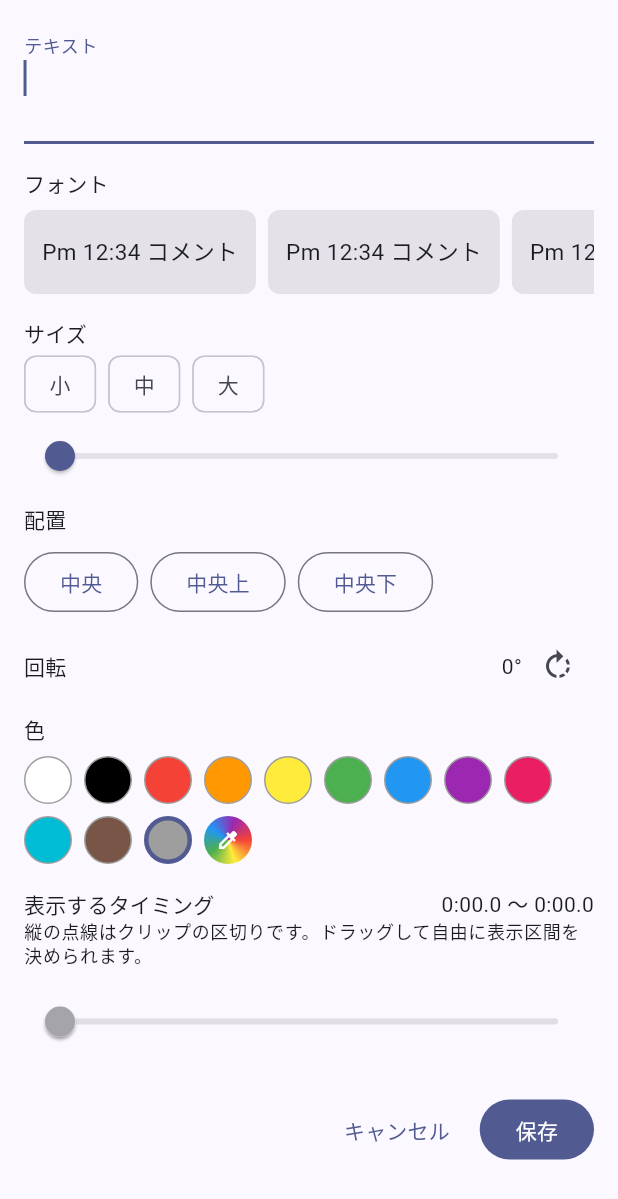
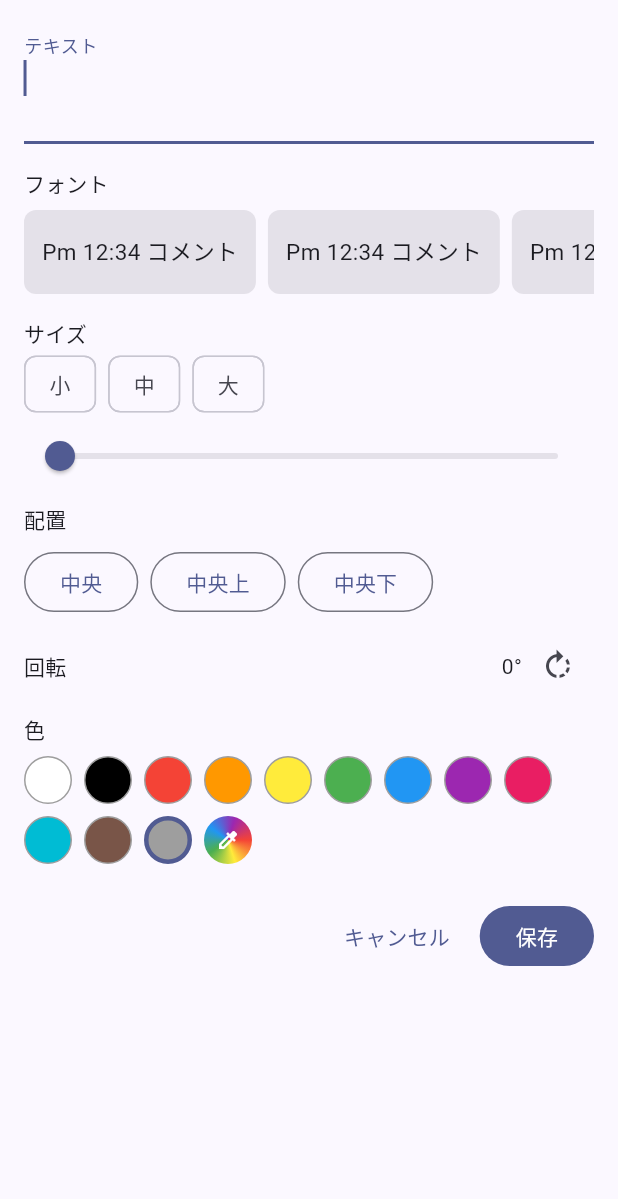
Before and after one commit to toshitoshi-creator/toshi_vlog, a Flutter app: the TextOverlayFormSheet widget shown alone on an empty page, opened directly with empty values, on a phone screen of 412 x 824 dp. Shown: the top 1199 px of the screen. Run offline on Flutter 3.47's test engine with Material 3 defaults, Android fonts, the phone set to English and light mode, and no system bars; our stand-ins replace audioplayers, camera, file_picker, flutter_colorpicker, image_picker, in_app_purchase and 1 more; missing offline and left inert: ffmpeg_kit_flutter_new, gal; Roboto replaces fonts that are missing (MPLUS1p, SawarabiGothic, SawarabiMincho).

Commit message:
Replace seconds-based caption timing with a clip picker in まとめ tab
Remove the RangeSlider/tick-mark timing UI from TextOverlayFormSheet
entirely — the 編集 tab already sets timing via its timeline's drag
handles, and the raw seconds control was the likely cause of captions
saved with an invalid/empty range that never showed up when playing
back the まとめ動画.

Add a showClipPicker option (on only for the まとめ tab's calls):
checkboxes for each clip ("クリップ1", "クリップ2", ...), letting the
user pick which clip(s) a caption should appear on — selecting more
than one covers the contiguous span between them, so checking every
clip is equivalent to "show on all of them". This replaces manual
second-by-second adjustment with something that can't land on an
invalid range.

```diff
--- a/lib/screens/highlight_screen.dart
+++ b/lib/screens/highlight_screen.dart
@@ -81,6 +81,7 @@ class _HighlightScreenState extends State<HighlightScreen> {
         ),
         totalSeconds: totalSeconds,
         clipBoundarySeconds: [for (final s in starts) s.inMilliseconds / 1000],
+        showClipPicker: true,
       ),
     );
     if (result == null || result.text.trim().isEmpty) return;
@@ -99,6 +100,7 @@ class _HighlightScreenState extends State<HighlightScreen> {
         initial: overlay,
         totalSeconds: totalSeconds,
         clipBoundarySeconds: [for (final s in starts) s.inMilliseconds / 1000],
+        showClipPicker: true,
         onDelete: () => reel.removeTextOverlay(overlay.id),
       ),
     );
--- a/lib/widgets/text_overlay_form_sheet.dart
+++ b/lib/widgets/text_overlay_form_sheet.dart
@@ -12,10 +12,11 @@ String formatSeconds(double seconds) {
 }
 
 /// Modal bottom sheet for adding/editing a caption's text, font, size,
-/// color, and visible time range. Shared by the まとめ tab (簡易編集: add and
-/// manage captions from a plain list) and the 編集 tab (its timeline opens
-/// this for font/color/size changes; position/rotation/timing are also
-/// adjustable directly on the 編集 tab's canvas/timeline).
+/// color, and position. Shared by the まとめ tab (簡易編集: add and manage
+/// captions from a plain list) and the 編集 tab (its timeline opens this
+/// for font/color/size changes; position/rotation are also adjustable
+/// directly on the 編集 tab's canvas, and timing via the timeline's drag
+/// handles).
 ///
 /// Pops with the updated [TextOverlay] on save, or with no result if
 /// cancelled. If [onDelete] is provided, a delete button is shown; tapping
@@ -27,6 +28,7 @@ class TextOverlayFormSheet extends StatefulWidget {
     required this.initial,
     required this.totalSeconds,
     required this.clipBoundarySeconds,
+    this.showClipPicker = false,
     this.onDelete,
   });
 
@@ -35,9 +37,14 @@ class TextOverlayFormSheet extends StatefulWidget {
   /// Total duration of the compiled video (pre-BGM/text), in seconds.
   final double totalSeconds;
 
-  /// Cumulative clip start times (seconds), including 0 and [totalSeconds],
-  /// used to draw tick marks on the timeline for reference.
+  /// Cumulative clip start times (seconds), including 0 and [totalSeconds].
   final List<double> clipBoundarySeconds;
+
+  /// Shows a simple "which clip(s) should this caption appear on" checkbox
+  /// picker built from [clipBoundarySeconds], used by the まとめ tab's
+  /// 簡易編集 (which has no visual timeline to drag timing on). The 編集
+  /// tab leaves this off and sets timing via its timeline instead.
+  final bool showClipPicker;
 
   final VoidCallback? onDelete;
 
@@ -55,6 +62,7 @@ class _TextOverlayFormSheetState extends State<TextOverlayFormSheet> {
   late double _rotationDegrees;
   late double _startSeconds;
   late double _endSeconds;
+  Set<int> _selectedClipIndices = {};
 
   static const _fontSizePresets = [
     (label: '小', value: 36.0),
@@ -97,6 +105,47 @@ class _TextOverlayFormSheetState extends State<TextOverlayFormSheet> {
     _startSeconds = widget.initial.startSeconds.clamp(0.0, maxSeconds);
     _endSeconds = widget.initial.endSeconds.clamp(0.0, maxSeconds);
     if (_startSeconds > _endSeconds) _startSeconds = _endSeconds;
+    if (widget.showClipPicker) {
+      _selectedClipIndices = _clipIndicesInRange(_startSeconds, _endSeconds);
+    }
+  }
+
+  /// Which clips (by index into [TextOverlayFormSheet.clipBoundarySeconds])
+  /// overlap [start, end] — used to preselect the clip picker's checkboxes
+  /// when editing an existing caption. Falls back to every clip if none
+  /// overlap (e.g. a zero-length legacy range).
+  Set<int> _clipIndicesInRange(double start, double end) {
+    final indices = <int>{};
+    for (var i = 0; i < widget.clipBoundarySeconds.length - 1; i++) {
+      final clipStart = widget.clipBoundarySeconds[i];
+      final clipEnd = widget.clipBoundarySeconds[i + 1];
+      if (start < clipEnd && end > clipStart) indices.add(i);
+    }
+    if (indices.isEmpty && widget.clipBoundarySeconds.length > 1) {
+      indices.addAll(
+        List.generate(widget.clipBoundarySeconds.length - 1, (i) => i),
+      );
+    }
+    return indices;
+  }
+
+  /// Toggles clip [index] in the picker, keeping at least one clip
+  /// selected, and recomputes the caption's start/end as the contiguous
+  /// span from the earliest to the latest selected clip.
+  void _toggleClip(int index) {
+    setState(() {
+      if (_selectedClipIndices.contains(index)) {
+        if (_selectedClipIndices.length > 1) {
+          _selectedClipIndices.remove(index);
+        }
+      } else {
+        _selectedClipIndices.add(index);
+      }
+      final minIndex = _selectedClipIndices.reduce((a, b) => a < b ? a : b);
+      final maxIndex = _selectedClipIndices.reduce((a, b) => a > b ? a : b);
+      _startSeconds = widget.clipBoundarySeconds[minIndex];
+      _endSeconds = widget.clipBoundarySeconds[maxIndex + 1];
+    });
   }
 
   @override
@@ -361,39 +410,27 @@ class _TextOverlayFormSheetState extends State<TextOverlayFormSheet> {
                   ),
                 ],
               ),
-              const SizedBox(height: 16),
-              Row(
-                mainAxisAlignment: MainAxisAlignment.spaceBetween,
-                children: [
-                  Text(
-                    '表示するタイミング',
-                    style: Theme.of(context).textTheme.labelLarge,
+              if (widget.showClipPicker &&
+                  widget.clipBoundarySeconds.length > 1) ...[
+                const SizedBox(height: 16),
+                Text('表示するクリップ', style: Theme.of(context).textTheme.labelLarge),
+                Text(
+                  '複数選ぶと、その間はずっと表示されます。',
+                  style: Theme.of(context).textTheme.bodySmall,
+                ),
+                for (var i = 0; i < widget.clipBoundarySeconds.length - 1; i++)
+                  CheckboxListTile(
+                    contentPadding: EdgeInsets.zero,
+                    dense: true,
+                    title: Text(
+                      'クリップ${i + 1} '
+                      '(${formatSeconds(widget.clipBoundarySeconds[i])}〜'
+                      '${formatSeconds(widget.clipBoundarySeconds[i + 1])})',
+                    ),
+                    value: _selectedClipIndices.contains(i),
+                    onChanged: (_) => _toggleClip(i),
                   ),
-                  Text(
-                    '${formatSeconds(_startSeconds)} 〜 ${formatSeconds(_endSeconds)}',
-                    style: Theme.of(context).textTheme.bodyMedium,
-                  ),
-                ],
-              ),
-              Text(
-                '縦の点線はクリップの区切りです。ドラッグして自由に表示区間を決められます。',
-                style: Theme.of(context).textTheme.bodySmall,
-              ),
-              _TimelineTicks(
-                totalSeconds: widget.totalSeconds,
-                boundarySeconds: widget.clipBoundarySeconds,
-              ),
-              RangeSlider(
-                values: RangeValues(_startSeconds, _endSeconds),
-                min: 0,
-                max: widget.totalSeconds > 0 ? widget.totalSeconds : 1,
-                onChanged: widget.totalSeconds <= 0
-                    ? null
-                    : (values) => setState(() {
-                        _startSeconds = values.start;
-                        _endSeconds = values.end;
-                      }),
-              ),
+              ],
               const SizedBox(height: 24),
               Row(
                 mainAxisAlignment: MainAxisAlignment.end,
@@ -413,50 +450,3 @@ class _TextOverlayFormSheetState extends State<TextOverlayFormSheet> {
     );
   }
 }
-
-/// Thin vertical tick marks at each clip boundary, roughly aligned above a
-/// [RangeSlider]'s track (Material centers the track within the slider's
-/// full width, inset by its thumb radius on each side).
-class _TimelineTicks extends StatelessWidget {
-  const _TimelineTicks({
-    required this.totalSeconds,
-    required this.boundarySeconds,
-  });
-
-  final double totalSeconds;
-  final List<double> boundarySeconds;
-
-  static const _horizontalInset = 16.0;
-
-  @override
-  Widget build(BuildContext context) {
-    if (totalSeconds <= 0) return const SizedBox(height: 12);
-    return SizedBox(
-      height: 12,
-      child: LayoutBuilder(
-        builder: (context, constraints) {
-          final trackWidth = (constraints.maxWidth - _horizontalInset * 2)
-              .clamp(0.0, double.infinity);
-          return Stack(
-            children: [
-              for (final boundary in boundarySeconds)
-                if (boundary > 0 && boundary < totalSeconds)
-                  Positioned(
-                    left:
-                        _horizontalInset +
-                        (boundary / totalSeconds) * trackWidth -
-                        0.5,
-                    top: 0,
-                    child: Container(
-                      width: 1,
-                      height: 10,
-                      color: Theme.of(context).colorScheme.outlineVariant,
-                    ),
-                  ),
-            ],
-          );
-        },
-      ),
-    );
-  }
-}
```
